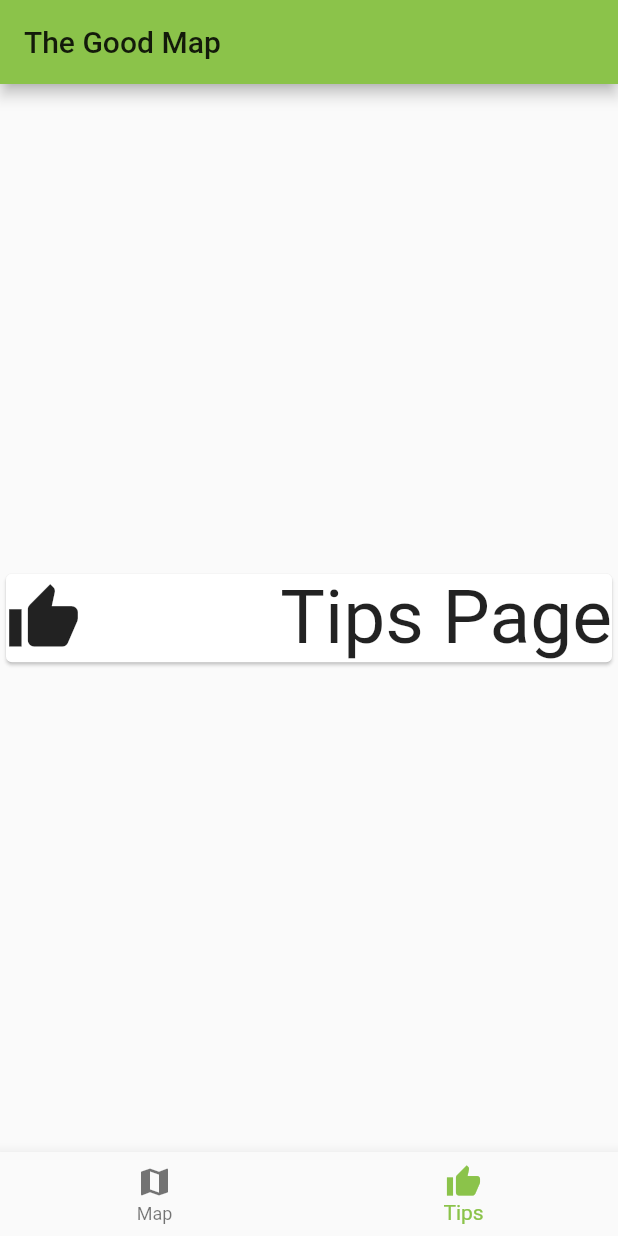
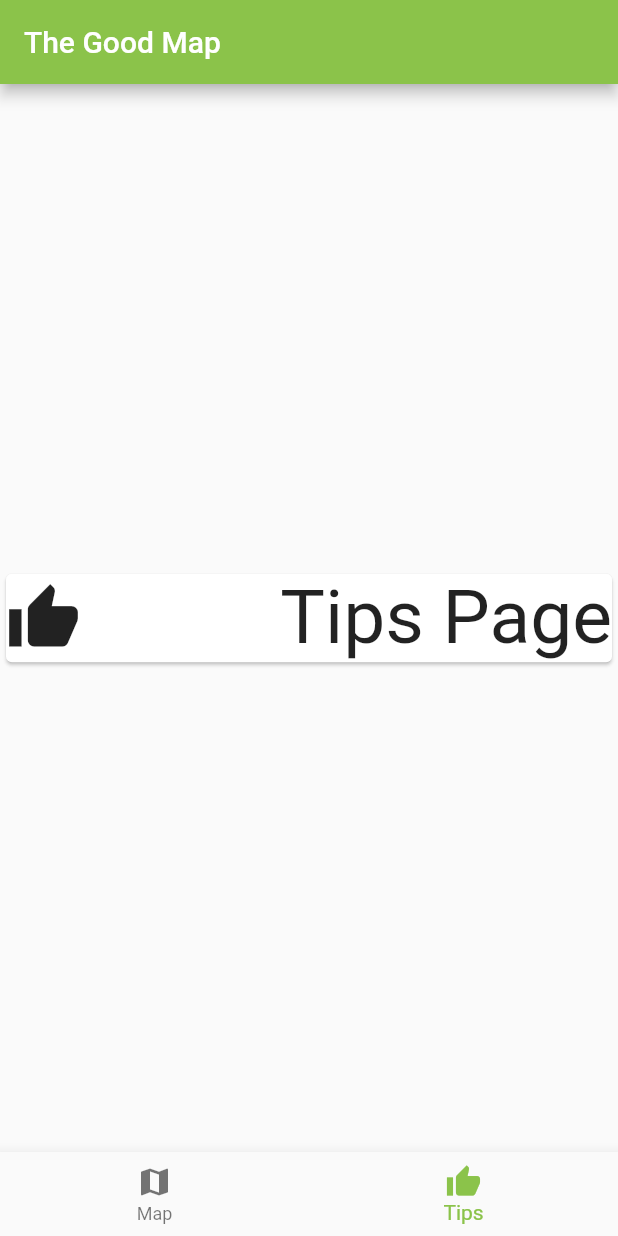
Before and after one commit to GeorgeHoneywood/thegoodmap, a Flutter app: the screen it shows after launch, item 2 of the bottom bar chosen, on a phone screen of 412 x 824 dp. Run offline on Flutter 3.47's test engine with Material 2 defaults, Android fonts, the light colour scheme and no system bars; our stand-ins replace flutter_map, latlong; missing offline and left inert: flutter_map_marker_cluster.

Commit message:
fuck you Also changed the logo, name n some colours

```diff
--- a/lib/main.dart
+++ b/lib/main.dart
@@ -14,6 +14,11 @@ class MyApp extends StatelessWidget {
       debugShowCheckedModeBanner: false,
       theme: ThemeData(
         primarySwatch: Colors.lightGreen,
+          primaryTextTheme: TextTheme(
+        headline6: TextStyle(
+          color: Colors.white,
+          )
+          )
 //
       ),
       home: MyHomePage(title: 'The Good Map'),
--- a/lib/mappage.dart
+++ b/lib/mappage.dart
@@ -11,7 +11,7 @@ class PageOne extends StatelessWidget {
   @override
   Widget build(BuildContext context) {
     return MaterialApp(
-      debugShowCheckedModeBanner: false,
+    debugShowCheckedModeBanner: false,
       //title: 'The Good Map',
       theme: ThemeData(
 
@@ -95,7 +95,7 @@ out tags qt center;
           },
           child: new Icon(
             Icons.place,
-            color: Colors.blue,
+            color: Colors.lightGreen,
             size: 36.0,
           ),
         ),
@@ -168,13 +168,14 @@ out tags qt center;
                     ),
                     markers: _markers,
                     polygonOptions: PolygonOptions(
-                        borderColor: Colors.blueAccent,
+                        borderColor: Colors.lightGreen,
                         color: Colors.black12,
                         borderStrokeWidth: 3),
                     builder: (context, markers) {
                       return FloatingActionButton(
                         child: Text(markers.length.toString()),
                         onPressed: null,
+                        backgroundColor: Colors.lightGreen,
                       );
                     },
                   ),
@@ -189,10 +190,12 @@ out tags qt center;
         tooltip: 'Load Points of Interest',
         child: Icon(Icons.search),
         backgroundColor: Colors.lightGreen,
-        //alignment: Alignment.bottomRight
+       // alignment: Alignment.bottomRight,
       ),
       //floatingActionButton1: FloatingActionButton(
-        //onPressed: null,
+        //onPressed: () {
+      //
+      // },
         //tooltip: 'Add to map',
         //child: Icon(Icons.add),
       //backgroundColor: Colors.lightGreen,
```
Also changed, not shown: 6 other files.
